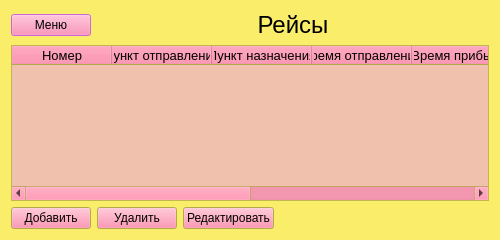
Old version of the form maindialog.ui in the repository BelousovAD/IS-Airport.
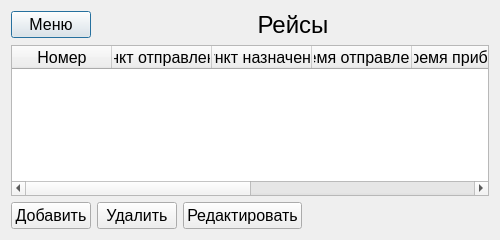
New version of the form.

Patch:
```diff
--- a/maindialog.ui
+++ b/maindialog.ui
@@ -10,285 +10,10 @@
     <height>240</height>
    </rect>
   </property>
-  <property name="palette">
-   <palette>
-    <active>
-     <colorrole role="WindowText">
-      <brush brushstyle="SolidPattern">
-       <color alpha="255">
-        <red>0</red>
-        <green>0</green>
-        <blue>0</blue>
-       </color>
-      </brush>
-     </colorrole>
-     <colorrole role="Button">
-      <brush brushstyle="SolidPattern">
-       <color alpha="255">
-        <red>184</red>
-        <green>59</green>
-        <blue>94</blue>
-       </color>
-      </brush>
-     </colorrole>
-     <colorrole role="BrightText">
-      <brush brushstyle="SolidPattern">
-       <color alpha="255">
-        <red>255</red>
-        <green>255</green>
-        <blue>255</blue>
-       </color>
-      </brush>
-     </colorrole>
-     <colorrole role="Base">
-      <brush brushstyle="SolidPattern">
-       <color alpha="255">
-        <red>240</red>
-        <green>182</green>
-        <blue>116</blue>
-       </color>
-      </brush>
-     </colorrole>
-     <colorrole role="Window">
-      <brush brushstyle="SolidPattern">
-       <color alpha="255">
-        <red>249</red>
-        <green>237</green>
-        <blue>105</blue>
-       </color>
-      </brush>
-     </colorrole>
-     <colorrole role="Shadow">
-      <brush brushstyle="SolidPattern">
-       <color alpha="255">
-        <red>105</red>
-        <green>105</green>
-        <blue>105</blue>
-       </color>
-      </brush>
-     </colorrole>
-     <colorrole role="Highlight">
-      <brush brushstyle="SolidPattern">
-       <color alpha="255">
-        <red>106</red>
-        <green>44</green>
-        <blue>112</blue>
-       </color>
-      </brush>
-     </colorrole>
-     <colorrole role="HighlightedText">
-      <brush brushstyle="SolidPattern">
-       <color alpha="255">
-        <red>246</red>
-        <green>194</green>
-        <blue>255</blue>
-       </color>
-      </brush>
-     </colorrole>
-     <colorrole role="AlternateBase">
-      <brush brushstyle="SolidPattern">
-       <color alpha="255">
-        <red>236</red>
-        <green>177</green>
-        <blue>148</blue>
-       </color>
-      </brush>
-     </colorrole>
-     <colorrole role="ToolTipText">
-      <brush brushstyle="SolidPattern">
-       <color alpha="255">
-        <red>0</red>
-        <green>0</green>
-        <blue>0</blue>
-       </color>
-      </brush>
-     </colorrole>
-    </active>
-    <inactive>
-     <colorrole role="WindowText">
-      <brush brushstyle="SolidPattern">
-       <color alpha="255">
-        <red>0</red>
-        <green>0</green>
-        <blue>0</blue>
-       </color>
-      </brush>
-     </colorrole>
-     <colorrole role="Button">
-      <brush brushstyle="SolidPattern">
-       <color alpha="255">
-        <red>255</red>
-        <green>121</green>
-        <blue>157</blue>
-       </color>
-      </brush>
-     </colorrole>
-     <colorrole role="BrightText">
-      <brush brushstyle="SolidPattern">
-       <color alpha="255">
-        <red>255</red>
-        <green>255</green>
-        <blue>255</blue>
-       </color>
-      </brush>
-     </colorrole>
-     <colorrole role="Base">
-      <brush brushstyle="SolidPattern">
-       <color alpha="255">
-        <red>240</red>
-        <green>194</green>
-        <blue>173</blue>
-       </color>
-      </brush>
-     </colorrole>
-     <colorrole role="Window">
-      <brush brushstyle="SolidPattern">
-       <color alpha="255">
-        <red>249</red>
-        <green>237</green>
-        <blue>105</blue>
-       </color>
-      </brush>
-     </colorrole>
-     <colorrole role="Shadow">
-      <brush brushstyle="SolidPattern">
-       <color alpha="255">
-        <red>105</red>
-        <green>105</green>
-        <blue>105</blue>
-       </color>
-      </brush>
-     </colorrole>
-     <colorrole role="Highlight">
-      <brush brushstyle="SolidPattern">
-       <color alpha="255">
-        <red>240</red>
-        <green>100</green>
-        <blue>255</blue>
-       </color>
-      </brush>
-     </colorrole>
-     <colorrole role="HighlightedText">
-      <brush brushstyle="SolidPattern">
-       <color alpha="255">
-        <red>246</red>
-        <green>194</green>
-        <blue>255</blue>
-       </color>
-      </brush>
-     </colorrole>
-     <colorrole role="AlternateBase">
-      <brush brushstyle="SolidPattern">
-       <color alpha="255">
-        <red>236</red>
-        <green>225</green>
-        <blue>219</blue>
-       </color>
-      </brush>
-     </colorrole>
-     <colorrole role="ToolTipText">
-      <brush brushstyle="SolidPattern">
-       <color alpha="255">
-        <red>0</red>
-        <green>0</green>
-        <blue>0</blue>
-       </color>
-      </brush>
-     </colorrole>
-    </inactive>
-    <disabled>
-     <colorrole role="WindowText">
-      <brush brushstyle="SolidPattern">
-       <color alpha="255">
-        <red>120</red>
-        <green>120</green>
-        <blue>120</blue>
-       </color>
-      </brush>
-     </colorrole>
-     <colorrole role="Button">
-      <brush brushstyle="SolidPattern">
-       <color alpha="255">
-        <red>250</red>
-        <green>209</green>
-        <blue>126</blue>
-       </color>
-      </brush>
-     </colorrole>
-     <colorrole role="BrightText">
-      <brush brushstyle="SolidPattern">
-       <color alpha="255">
-        <red>255</red>
-        <green>255</green>
-        <blue>255</blue>
-       </color>
-      </brush>
-     </colorrole>
-     <colorrole role="Base">
-      <brush brushstyle="SolidPattern">
-       <color alpha="255">
-        <red>255</red>
-        <green>213</green>
-        <blue>129</blue>
-       </color>
-      </brush>
-     </colorrole>
-     <colorrole role="Window">
-      <brush brushstyle="SolidPattern">
-       <color alpha="255">
-        <red>247</red>
-        <green>235</green>
-        <blue>104</blue>
-       </color>
-      </brush>
-     </colorrole>
-     <colorrole role="Shadow">
-      <brush brushstyle="SolidPattern">
-       <color alpha="255">
-        <red>0</red>
-        <green>0</green>
-        <blue>0</blue>
-       </color>
-      </brush>
-     </colorrole>
-     <colorrole role="Highlight">
-      <brush brushstyle="SolidPattern">
-       <color alpha="255">
-        <red>255</red>
-        <green>163</green>
-        <blue>51</blue>
-       </color>
-      </brush>
-     </colorrole>
-     <colorrole role="HighlightedText">
-      <brush brushstyle="SolidPattern">
-       <color alpha="255">
-        <red>120</red>
-        <green>120</green>
-        <blue>120</blue>
-       </color>
-      </brush>
-     </colorrole>
-     <colorrole role="AlternateBase">
-      <brush brushstyle="SolidPattern">
-       <color alpha="255">
-        <red>255</red>
-        <green>227</green>
-        <blue>183</blue>
-       </color>
-      </brush>
-     </colorrole>
-     <colorrole role="ToolTipText">
-      <brush brushstyle="SolidPattern">
-       <color alpha="255">
-        <red>0</red>
-        <green>0</green>
-        <blue>0</blue>
-       </color>
-      </brush>
-     </colorrole>
-    </disabled>
-   </palette>
+  <property name="font">
+   <font>
+    <pointsize>12</pointsize>
+   </font>
   </property>
   <property name="windowTitle">
    <string>Dialog</string>
@@ -346,6 +71,9 @@
      <property name="dragEnabled">
       <bool>false</bool>
      </property>
+     <property name="alternatingRowColors">
+      <bool>true</bool>
+     </property>
      <property name="selectionBehavior">
       <enum>QAbstractItemView::SelectRows</enum>
      </property>
@@ -370,6 +98,9 @@
      <attribute name="horizontalHeaderStretchLastSection">
       <bool>true</bool>
      </attribute>
+     <attribute name="verticalHeaderVisible">
+      <bool>false</bool>
+     </attribute>
      <attribute name="verticalHeaderMinimumSectionSize">
       <number>17</number>
      </attribute>
@@ -379,7 +110,7 @@
       </property>
       <property name="font">
        <font>
-        <pointsize>10</pointsize>
+        <pointsize>12</pointsize>
        </font>
       </property>
      </column>
@@ -389,7 +120,7 @@
       </property>
       <property name="font">
        <font>
-        <pointsize>10</pointsize>
+        <pointsize>12</pointsize>
        </font>
       </property>
      </column>
@@ -399,7 +130,7 @@
       </property>
       <property name="font">
        <font>
-        <pointsize>10</pointsize>
+        <pointsize>12</pointsize>
        </font>
       </property>
      </column>
@@ -409,7 +140,7 @@
       </property>
       <property name="font">
        <font>
-        <pointsize>10</pointsize>
+        <pointsize>12</pointsize>
        </font>
       </property>
      </column>
@@ -419,7 +150,7 @@
       </property>
       <property name="font">
        <font>
-        <pointsize>10</pointsize>
+        <pointsize>12</pointsize>
        </font>
       </property>
      </column>
@@ -429,7 +160,7 @@
       </property>
       <property name="font">
        <font>
-        <pointsize>10</pointsize>
+        <pointsize>12</pointsize>
        </font>
       </property>
      </column>
@@ -439,7 +170,7 @@
       </property>
       <property name="font">
        <font>
-        <pointsize>10</pointsize>
+        <pointsize>12</pointsize>
        </font>
       </property>
      </column>
@@ -449,7 +180,7 @@
       </property>
       <property name="font">
        <font>
-        <pointsize>10</pointsize>
+        <pointsize>12</pointsize>
        </font>
       </property>
      </column>
```
Left out of the diff: 2 changed lines with no effect on the pictures.
